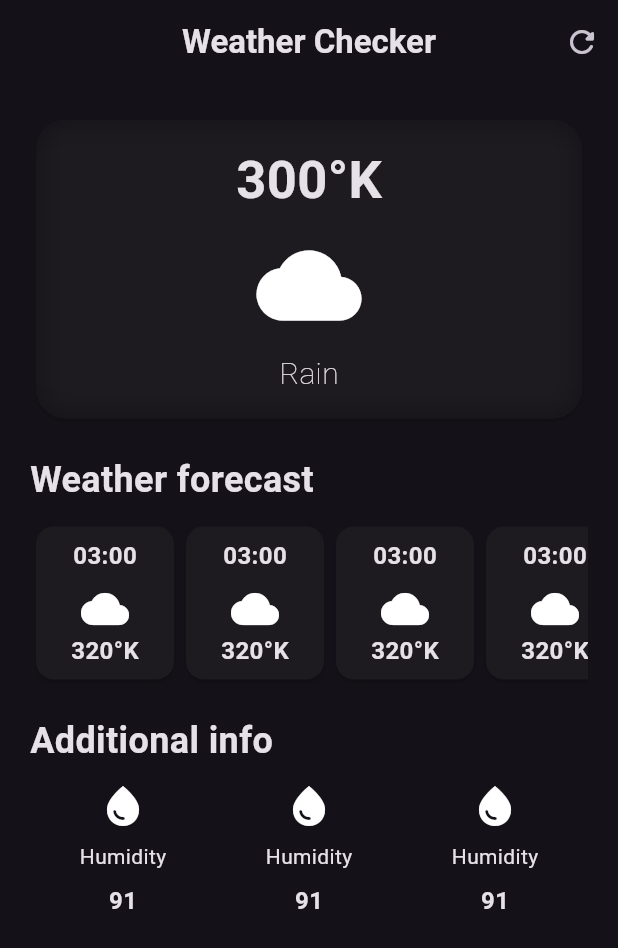
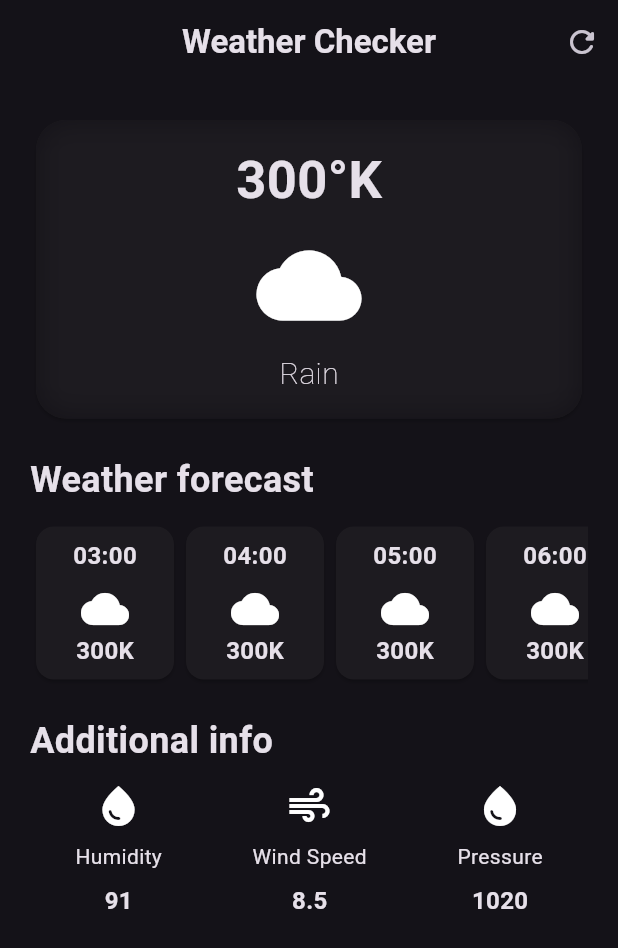
Before and after one commit to utsabhaldar/live-weather-app-Flutter, a Flutter app: the screen it shows after launch, on a phone screen of 412 x 824 dp. Shown: the top 948 px of the screen. Run offline on Flutter 3.47's test engine with Material 3 defaults, Android fonts, the phone set to English and light mode, and no system bars.

```diff
--- a/lib/Pages/home_page.dart
+++ b/lib/Pages/home_page.dart
@@ -1,7 +1,9 @@
 import 'package:flutter/material.dart';
+import 'package:live_weather_app_flutter/Constants/api_key.dart';
 import 'package:live_weather_app_flutter/Widgets/additional_info.dart';
 import 'package:live_weather_app_flutter/Widgets/hourly_weather_card.dart';
 import 'package:live_weather_app_flutter/Widgets/main_weather_card.dart';
+import 'package:http/http.dart' as http;
 
 class WeatherScreen extends StatefulWidget {
   const WeatherScreen({super.key});
@@ -11,6 +13,15 @@ class WeatherScreen extends StatefulWidget {
 }
 
 class _WeatherScreenState extends State<WeatherScreen> {
+  Future getCurrentWeatherStatus() async {
+    String cityName = 'Dehradun';
+    final res = await http.get(
+      Uri.parse(
+        'https://api.openweathermap.org/data/2.5/weather?q=$cityName&APPID=$apiKey',
+      ),
+    );
+  }
+
   @override
   Widget build(BuildContext context) {
     return Scaffold(
@@ -24,7 +35,9 @@ class _WeatherScreenState extends State<WeatherScreen> {
         centerTitle: true,
         actions: [
           IconButton(
-            onPressed: () {},
+            onPressed: () {
+              print('a');
+            },
             icon: const Icon(Icons.refresh_rounded),
           ),
         ],
@@ -52,12 +65,26 @@ class _WeatherScreenState extends State<WeatherScreen> {
               scrollDirection: Axis.horizontal,
               child: Row(
                 children: [
-                  HourlyWeatherCard(),
-                  HourlyWeatherCard(),
-                  HourlyWeatherCard(),
-                  HourlyWeatherCard(),
-                  HourlyWeatherCard(),
-                  HourlyWeatherCard(),
+                  HourlyWeatherCard(
+                    time: '03:00',
+                    temperature: '300K',
+                    icon: Icons.cloud,
+                  ),
+                  HourlyWeatherCard(
+                    time: '04:00',
+                    temperature: '300K',
+                    icon: Icons.cloud,
+                  ),
+                  HourlyWeatherCard(
+                    time: '05:00',
+                    temperature: '300K',
+                    icon: Icons.cloud,
+                  ),
+                  HourlyWeatherCard(
+                    time: '06:00',
+                    temperature: '300K',
+                    icon: Icons.cloud,
+                  ),
                 ],
               ),
             ),
@@ -77,9 +104,21 @@ class _WeatherScreenState extends State<WeatherScreen> {
             Row(
               mainAxisAlignment: MainAxisAlignment.spaceAround,
               children: [
-                AdditionalInfo(),
-                AdditionalInfo(),
-                AdditionalInfo(),
+                AdditionalInfo(
+                  icon: Icons.water_drop,
+                  label: 'Humidity',
+                  value: '91',
+                ),
+                AdditionalInfo(
+                  icon: Icons.air,
+                  label: 'Wind Speed',
+                  value: '8.5',
+                ),
+                AdditionalInfo(
+                  icon: Icons.water_drop,
+                  label: 'Pressure',
+                  value: '1020',
+                ),
               ],
             ),
           ],
--- a/lib/Widgets/additional_info.dart
+++ b/lib/Widgets/additional_info.dart
@@ -1,30 +1,36 @@
 import 'package:flutter/material.dart';
 
 class AdditionalInfo extends StatelessWidget {
+  final IconData icon;
+  final String label;
+  final String value;
   const AdditionalInfo({
     super.key,
+    required this.icon,
+    required this.label,
+    required this.value,
   });
 
   @override
   Widget build(BuildContext context) {
-    return const Column(
+    return Column(
       children: [
         Icon(
-          Icons.water_drop,
+          icon,
           size: 32,
         ),
-        SizedBox(
+        const SizedBox(
           height: 8,
         ),
         Text(
-          'Humidity',
+          label,
         ),
-        SizedBox(
+        const SizedBox(
           height: 8,
         ),
         Text(
-          '91',
-          style: TextStyle(
+          value,
+          style: const TextStyle(
             fontSize: 16,
             fontWeight: FontWeight.bold,
           ),
--- a/lib/Widgets/hourly_weather_card.dart
+++ b/lib/Widgets/hourly_weather_card.dart
@@ -1,34 +1,42 @@
 import 'package:flutter/material.dart';
 
 class HourlyWeatherCard extends StatelessWidget {
-  const HourlyWeatherCard({super.key});
+  final String time;
+  final String temperature;
+  final IconData icon;
+  const HourlyWeatherCard({
+    super.key,
+    required this.time,
+    required this.temperature,
+    required this.icon,
+  });
 
   @override
   Widget build(BuildContext context) {
-    return const SizedBox(
+    return SizedBox(
       width: 100,
       child: Card(
         child: Padding(
-          padding: EdgeInsets.all(8.0),
+          padding: const EdgeInsets.all(8.0),
           child: Column(
             children: [
               Text(
-                '03:00',
-                style: TextStyle(
+                time,
+                style: const TextStyle(
                   fontSize: 16,
                   fontWeight: FontWeight.bold,
                 ),
               ),
-              SizedBox(
+              const SizedBox(
                 height: 8,
               ),
               Icon(
-                Icons.cloud,
+                icon,
                 size: 32,
               ),
               Text(
-                '320°K',
-                style: TextStyle(
+                temperature,
+                style: const TextStyle(
                   fontSize: 16,
                   fontWeight: FontWeight.bold,
                 ),
--- a/lib/main.dart
+++ b/lib/main.dart
@@ -8,12 +8,10 @@ void main() {
 class MyApp extends StatelessWidget {
   const MyApp({super.key});
 
-  // This widget is the root of your application.
   @override
   Widget build(BuildContext context) {
     return MaterialApp(
       debugShowCheckedModeBanner: false,
-      title: 'Flutter Demo',
       theme: ThemeData.dark(
         useMaterial3: true,
       ),
--- a/pubspec.yaml
+++ b/pubspec.yaml
@@ -35,6 +35,7 @@ dependencies:
   # The following adds the Cupertino Icons font to your application.
   # Use with the CupertinoIcons class for iOS style icons.
   cupertino_icons: ^1.0.6
+  http: ^1.2.1
 
 dev_dependencies:
   flutter_test:
```
Also changed, not shown: pubspec.lock, 1 other file.
